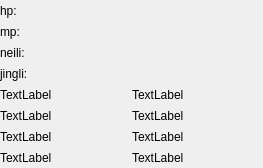
yayapoi/mud, file statusBar/statusform.ui: the form before one commit.
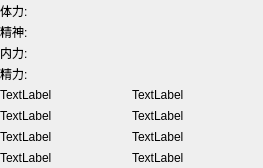
The form after the commit. Custom widgets are drawn as their Qt base class.

Commit message: 增加了新的对触发器进行 增删改查 操作的函数

The edit to the form file:
```diff
--- a/statusBar/statusform.ui
+++ b/statusBar/statusform.ui
@@ -44,14 +44,14 @@
          <item>
           <widget class="QLabel" name="hpHead">
            <property name="text">
-            <string>hp:</string>
+            <string>体力:</string>
            </property>
           </widget>
          </item>
          <item>
           <widget class="QLabel" name="mpHead">
            <property name="text">
-            <string>mp:</string>
+            <string>精神:</string>
            </property>
           </widget>
          </item>
@@ -62,14 +62,14 @@
          <item>
           <widget class="QLabel" name="neiliHead">
            <property name="text">
-            <string>neili:</string>
+            <string>内力:</string>
            </property>
           </widget>
          </item>
          <item>
           <widget class="QLabel" name="jingliHead">
            <property name="text">
-            <string>jingli:</string>
+            <string>精力:</string>
            </property>
           </widget>
          </item>
```
The commit also changes 2 other files.
